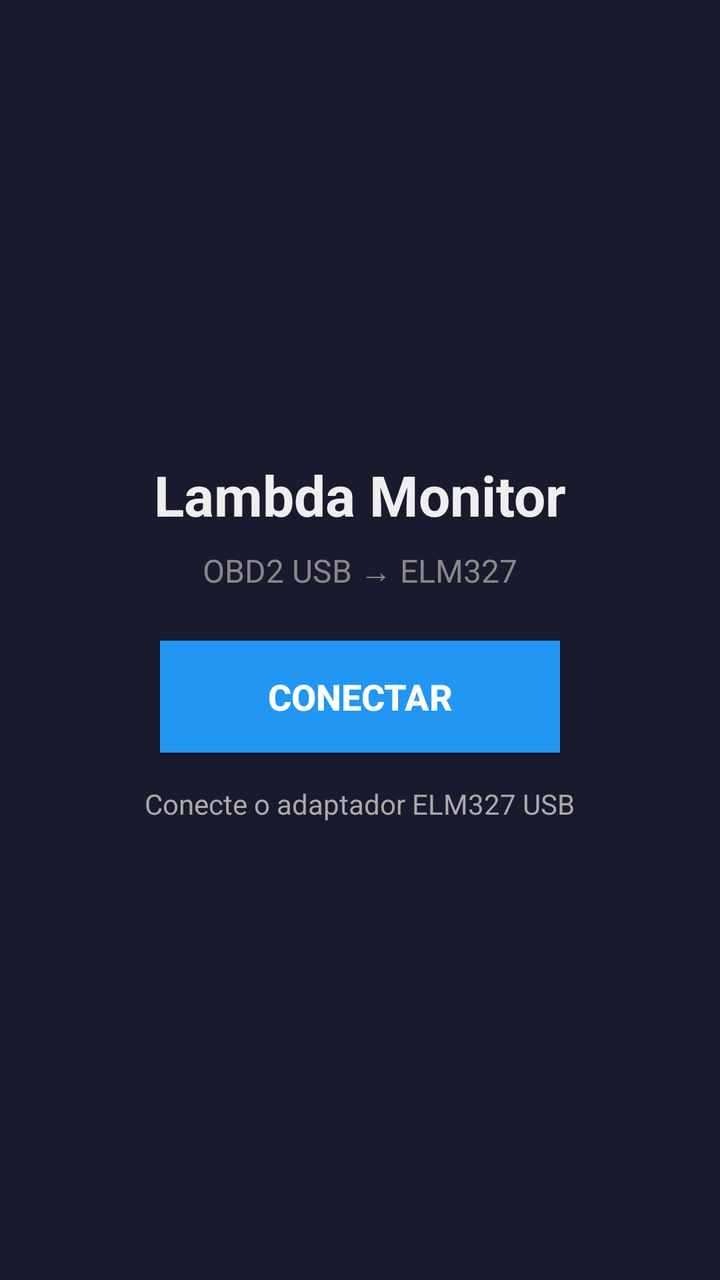
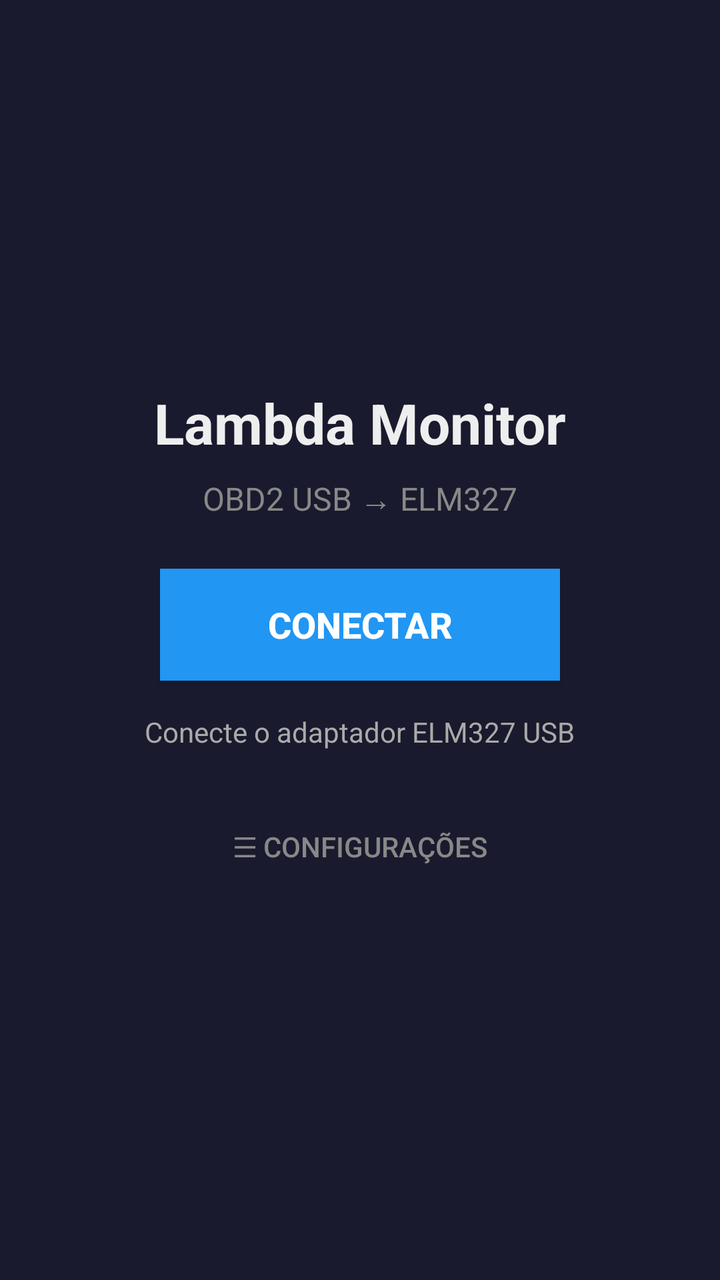

Two renders of the same Android screen: before a commit and after it. Below are the layout's source before the change and the commit's diff.
<!-- AndroidManifest.xml: application theme Theme.AppCompat.NoActionBar -->
<!-- res/layout/activity_main.xml -->
<?xml version="1.0" encoding="utf-8"?>

<LinearLayout xmlns:android="http://schemas.android.com/apk/res/android"
    android:layout_width="match_parent"
    android:layout_height="match_parent"
    android:orientation="vertical"
    android:background="#1A1A2E"
    android:padding="0dp">

    
    <LinearLayout
        android:id="@+id/layout_connect"
        android:layout_width="match_parent"
        android:layout_height="match_parent"
        android:orientation="vertical"
        android:gravity="center"
        android:visibility="visible">

        <TextView
            android:layout_width="wrap_content"
            android:layout_height="wrap_content"
            android:text="Lambda Monitor"
            android:textColor="#EEEEEE"
            android:textSize="28sp"
            android:textStyle="bold"
            android:layout_marginBottom="8dp"/>

        <TextView
            android:layout_width="wrap_content"
            android:layout_height="wrap_content"
            android:text="OBD2 USB → ELM327"
            android:textColor="#888888"
            android:textSize="16sp"
            android:layout_marginBottom="24dp"/>

        <Button
            android:id="@+id/btn_connect"
            android:layout_width="200dp"
            android:layout_height="56dp"
            android:text="CONECTAR"
            android:textSize="18sp"
            android:textStyle="bold"
            android:background="#2196F3"
            android:textColor="#FFFFFF"/>

        <TextView
            android:id="@+id/tv_conn_status"
            android:layout_width="wrap_content"
            android:layout_height="wrap_content"
            android:text="Conecte o adaptador ELM327 USB"
            android:textColor="#AAAAAA"
            android:textSize="14sp"
            android:layout_marginTop="16dp"
            android:gravity="center"/>
    </LinearLayout>

    
    <RelativeLayout
        android:id="@+id/layout_dash"
        android:layout_width="match_parent"
        android:layout_height="match_parent"
        android:visibility="gone">

        
        <LinearLayout
            android:id="@+id/layout_bottom_bar"
            android:layout_width="match_parent"
            android:layout_height="wrap_content"
            android:layout_alignParentBottom="true"
            android:orientation="horizontal"
            android:background="@android:color/transparent"
            android:gravity="center_vertical"
            android:paddingLeft="8dp"
            android:paddingRight="8dp"
            android:paddingTop="2dp"
            android:paddingBottom="2dp">

            <Button
                android:id="@+id/btn_disconnect"
                android:layout_width="72dp"
                android:layout_height="72dp"
                android:text="✕"
                android:textSize="36sp"
                android:textColor="#FF5252"
                android:background="@android:color/transparent"
                android:minWidth="0dp"
                android:minHeight="0dp"
                android:gravity="center"
                android:padding="0dp"/>

            <Button
                android:id="@+id/btn_open_settings"
                android:layout_width="72dp"
                android:layout_height="72dp"
                android:text="☰"
                android:textSize="28sp"
                android:textColor="#55FFFFFF"
                android:background="@android:color/transparent"
                android:minWidth="0dp"
                android:minHeight="0dp"
                android:gravity="center"
                android:padding="0dp"/>

            <View
                android:layout_width="0dp"
                android:layout_height="0dp"
                android:layout_weight="1"/>

            <TextView
                android:id="@+id/tv_battery_voltage"
                android:layout_width="wrap_content"
                android:layout_height="wrap_content"
                android:text=""
                android:textColor="#55FFFFFF"
                android:textSize="28sp"/>

            <Button
                android:id="@+id/btn_toggle_screen"
                android:layout_width="72dp"
                android:layout_height="72dp"
                android:text="⚙"
                android:textSize="28sp"
                android:textColor="#55FFFFFF"
                android:background="@android:color/transparent"
                android:minWidth="0dp"
                android:minHeight="0dp"
                android:gravity="center"
                android:padding="0dp"
                android:layout_marginLeft="8dp"/>
        </LinearLayout>

        
        <com.obd2.lambda.LambdaChartView
            android:id="@+id/chart_view"
            android:layout_width="match_parent"
            android:layout_height="match_parent"
            android:layout_above="@id/layout_bottom_bar"/>

        
        <com.obd2.lambda.DashboardView
            android:id="@+id/dashboard_view"
            android:layout_width="match_parent"
            android:layout_height="match_parent"
            android:layout_above="@id/layout_bottom_bar"
            android:visibility="gone"/>

        
        <LinearLayout
            android:id="@+id/layout_alerts"
            android:layout_width="match_parent"
            android:layout_height="wrap_content"
            android:layout_above="@id/layout_bottom_bar"
            android:orientation="vertical"/>

    </RelativeLayout>

    
    <ScrollView
        android:id="@+id/layout_alert_settings"
        android:layout_width="match_parent"
        android:layout_height="match_parent"
        android:visibility="gone">
    <LinearLayout
        android:layout_width="match_parent"
        android:layout_height="wrap_content"
        android:orientation="vertical"
        android:gravity="center_horizontal"
        android:padding="24dp">

        <TextView
            android:layout_width="wrap_content"
            android:layout_height="wrap_content"
            android:text="Configurações de Alerta"
            android:textColor="#EEEEEE"
            android:textSize="22sp"
            android:textStyle="bold"
            android:layout_marginBottom="20dp"/>

        <TextView
            android:layout_width="wrap_content"
            android:layout_height="wrap_content"
            android:text="Tensão mínima (V)"
            android:textColor="#AAAAAA"
            android:textSize="14sp"/>
        <EditText
            android:id="@+id/et_voltage_min"
            android:layout_width="160dp"
            android:layout_height="wrap_content"
            android:inputType="numberDecimal"
            android:textColor="#EEEEEE"
            android:textSize="18sp"
            android:gravity="center"
            android:layout_marginBottom="4dp"/>

        <TextView
            android:layout_width="wrap_content"
            android:layout_height="wrap_content"
            android:text="Histerese — volta ao normal X V acima do mínimo"
            android:textColor="#777777"
            android:textSize="12sp"/>
        <EditText
            android:id="@+id/et_voltage_hysteresis"
            android:layout_width="160dp"
            android:layout_height="wrap_content"
            android:inputType="numberDecimal"
            android:textColor="#EEEEEE"
            android:textSize="18sp"
            android:gravity="center"
            android:layout_marginBottom="16dp"/>

        <TextView
            android:layout_width="wrap_content"
            android:layout_height="wrap_content"
            android:text="Temperatura máxima (°C)"
            android:textColor="#AAAAAA"
            android:textSize="14sp"/>
        <EditText
            android:id="@+id/et_temp_max"
            android:layout_width="160dp"
            android:layout_height="wrap_content"
            android:inputType="numberDecimal"
            android:textColor="#EEEEEE"
            android:textSize="18sp"
            android:gravity="center"
            android:layout_marginBottom="4dp"/>

        <TextView
            android:layout_width="wrap_content"
            android:layout_height="wrap_content"
            android:text="Histerese — volta ao normal X °C abaixo do máximo"
            android:textColor="#777777"
            android:textSize="12sp"/>
        <EditText
            android:id="@+id/et_temp_hysteresis"
            android:layout_width="160dp"
            android:layout_height="wrap_content"
            android:inputType="numberDecimal"
            android:textColor="#EEEEEE"
            android:textSize="18sp"
            android:gravity="center"
            android:layout_marginBottom="20dp"/>

        <Button
            android:id="@+id/btn_save_alert_settings"
            android:layout_width="200dp"
            android:layout_height="52dp"
            android:text="SALVAR"
            android:textSize="16sp"
            android:textStyle="bold"
            android:background="#2196F3"
            android:textColor="#FFFFFF"
            android:layout_marginBottom="20dp"/>

        <View
            android:layout_width="match_parent"
            android:layout_height="1dp"
            android:background="#2A3A5C"
            android:layout_marginBottom="16dp"/>

        <TextView
            android:layout_width="wrap_content"
            android:layout_height="wrap_content"
            android:text="Alertas personalizados"
            android:textColor="#EEEEEE"
            android:textSize="16sp"
            android:textStyle="bold"
            android:layout_marginBottom="8dp"/>

        
        <LinearLayout
            android:id="@+id/layout_custom_rules"
            android:layout_width="match_parent"
            android:layout_height="wrap_content"
            android:orientation="vertical"
            android:layout_marginBottom="12dp"/>

        <Button
            android:id="@+id/btn_add_custom_alert"
            android:layout_width="240dp"
            android:layout_height="48dp"
            android:text="+ Adicionar alerta"
            android:textSize="14sp"
            android:background="#37474F"
            android:textColor="#EEEEEE"
            android:layout_marginBottom="24dp"/>

        <View
            android:layout_width="match_parent"
            android:layout_height="1dp"
            android:background="#2A3A5C"
            android:layout_marginBottom="16dp"/>

        <TextView
            android:layout_width="wrap_content"
            android:layout_height="wrap_content"
            android:text="Dispositivos USB"
            android:textColor="#EEEEEE"
            android:textSize="16sp"
            android:textStyle="bold"
            android:layout_marginBottom="4dp"/>
        <TextView
            android:layout_width="wrap_content"
            android:layout_height="wrap_content"
            android:text="Escolha qual adaptador plugado é o ELM327 e qual é a Speeduino."
            android:textColor="#777777"
            android:textSize="12sp"
            android:gravity="center"
            android:layout_marginBottom="8dp"/>

        
        <LinearLayout
            android:id="@+id/layout_usb_devices"
            android:layout_width="match_parent"
            android:layout_height="wrap_content"
            android:orientation="vertical"
            android:layout_marginBottom="24dp"/>

        <View
            android:layout_width="match_parent"
            android:layout_height="1dp"
            android:background="#2A3A5C"
            android:layout_marginBottom="16dp"/>

        <TextView
            android:layout_width="wrap_content"
            android:layout_height="wrap_content"
            android:text="Log combinado (.msl)"
            android:textColor="#EEEEEE"
            android:textSize="16sp"
            android:textStyle="bold"
            android:layout_marginBottom="8dp"/>
        <Button
            android:id="@+id/btn_msl_log"
            android:layout_width="240dp"
            android:layout_height="48dp"
            android:text="Gravar log"
            android:textSize="14sp"
            android:background="#37474F"
            android:textColor="#EEEEEE"
            android:layout_marginBottom="8dp"/>
        <TextView
            android:id="@+id/tv_msl_log_status"
            android:layout_width="wrap_content"
            android:layout_height="wrap_content"
            android:text=""
            android:textColor="#AAAAAA"
            android:textSize="13sp"
            android:layout_marginBottom="24dp"/>

        <Button
            android:id="@+id/btn_close_alert_settings"
            android:layout_width="200dp"
            android:layout_height="wrap_content"
            android:text="Voltar"
            android:textSize="14sp"
            android:background="@android:color/transparent"
            android:textColor="#888888"/>
    </LinearLayout>
    </ScrollView>

    
    <ScrollView
        android:id="@+id/layout_pid_picker"
        android:layout_width="match_parent"
        android:layout_height="match_parent"
        android:visibility="gone">
    <LinearLayout
        android:layout_width="match_parent"
        android:layout_height="wrap_content"
        android:orientation="vertical"
        android:gravity="center_horizontal"
        android:padding="24dp">

        <TextView
            android:layout_width="wrap_content"
            android:layout_height="wrap_content"
            android:text="Adicionar Alerta"
            android:textColor="#EEEEEE"
            android:textSize="22sp"
            android:textStyle="bold"
            android:layout_marginBottom="16dp"/>

        <TextView
            android:id="@+id/tv_pid_search_status"
            android:layout_width="wrap_content"
            android:layout_height="wrap_content"
            android:text="Buscando PIDs suportados pelo veículo..."
            android:textColor="#AAAAAA"
            android:textSize="14sp"
            android:gravity="center"
            android:layout_marginBottom="12dp"/>

        <Spinner
            android:id="@+id/spinner_pid"
            android:layout_width="260dp"
            android:layout_height="wrap_content"
            android:visibility="gone"
            android:layout_marginBottom="8dp"/>

        <TextView
            android:id="@+id/tv_pid_live_value"
            android:layout_width="wrap_content"
            android:layout_height="wrap_content"
            android:text=""
            android:textColor="#4CAF50"
            android:textSize="24sp"
            android:textStyle="bold"
            android:layout_marginBottom="16dp"/>

        <TextView
            android:layout_width="wrap_content"
            android:layout_height="wrap_content"
            android:text="Disparar quando o valor estiver:"
            android:textColor="#AAAAAA"
            android:textSize="14sp"/>
        <Spinner
            android:id="@+id/spinner_direction"
            android:layout_width="200dp"
            android:layout_height="wrap_content"
            android:layout_marginBottom="12dp"/>

        <EditText
            android:id="@+id/et_custom_threshold"
            android:layout_width="160dp"
            android:layout_height="wrap_content"
            android:inputType="numberDecimal|numberSigned"
            android:textColor="#EEEEEE"
            android:textSize="18sp"
            android:gravity="center"
            android:hint="Limiar"
            android:textColorHint="#666666"
            android:layout_marginBottom="12dp"/>

        <TextView
            android:layout_width="wrap_content"
            android:layout_height="wrap_content"
            android:text="Histerese (distância do limiar pra voltar ao normal)"
            android:textColor="#777777"
            android:textSize="12sp"
            android:gravity="center"
            android:layout_marginBottom="4dp"/>
        <EditText
            android:id="@+id/et_custom_clear_margin"
            android:layout_width="160dp"
            android:layout_height="wrap_content"
            android:inputType="numberDecimal"
            android:textColor="#EEEEEE"
            android:textSize="18sp"
            android:gravity="center"
            android:hint="Automático"
            android:textColorHint="#666666"
            android:layout_marginBottom="20dp"/>

        <Button
            android:id="@+id/btn_confirm_add_custom_alert"
            android:layout_width="200dp"
            android:layout_height="52dp"
            android:text="ADICIONAR"
            android:textSize="16sp"
            android:textStyle="bold"
            android:background="#2196F3"
            android:textColor="#FFFFFF"
            android:layout_marginBottom="12dp"/>

        <Button
            android:id="@+id/btn_cancel_custom_alert"
            android:layout_width="200dp"
            android:layout_height="wrap_content"
            android:text="Cancelar"
            android:textSize="14sp"
            android:background="@android:color/transparent"
            android:textColor="#888888"/>
    </LinearLayout>
    </ScrollView>

</LinearLayout>
<!-- resources referenced by this layout -->
<resources>

</resources>

<!-- the commit's change to res/layout/activity_main.xml (unified diff, before → after) -->
@@ -52,6 +52,16 @@
             android:textSize="14sp"
             android:layout_marginTop="16dp"
             android:gravity="center"/>
+
+        <Button
+            android:id="@+id/btn_open_settings_from_connect"
+            android:layout_width="200dp"
+            android:layout_height="wrap_content"
+            android:text="☰ Configurações"
+            android:textSize="14sp"
+            android:background="@android:color/transparent"
+            android:textColor="#888888"
+            android:layout_marginTop="24dp"/>
     </LinearLayout>
 
     
